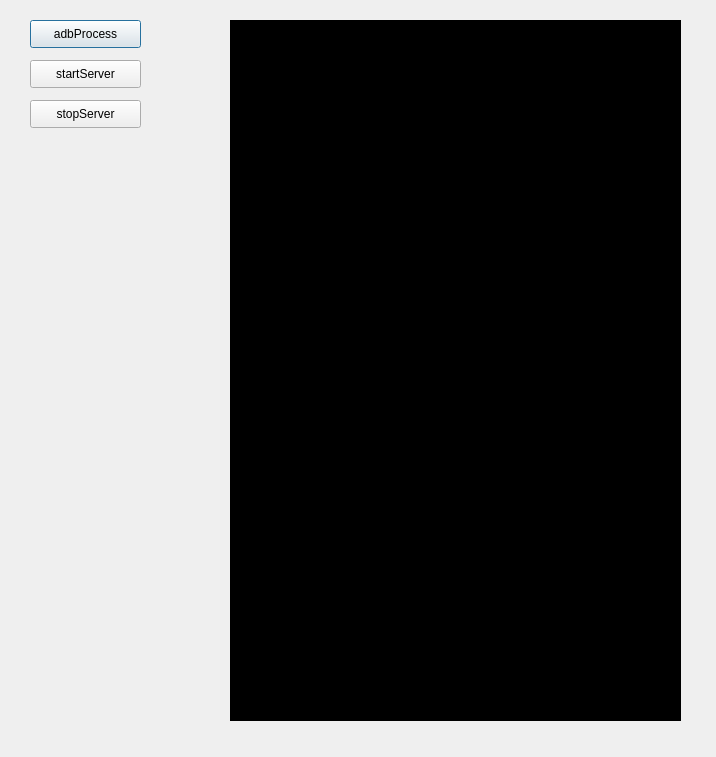
Old version of the form src/dialog.ui in the repository barry-ran/QtScrcpy.
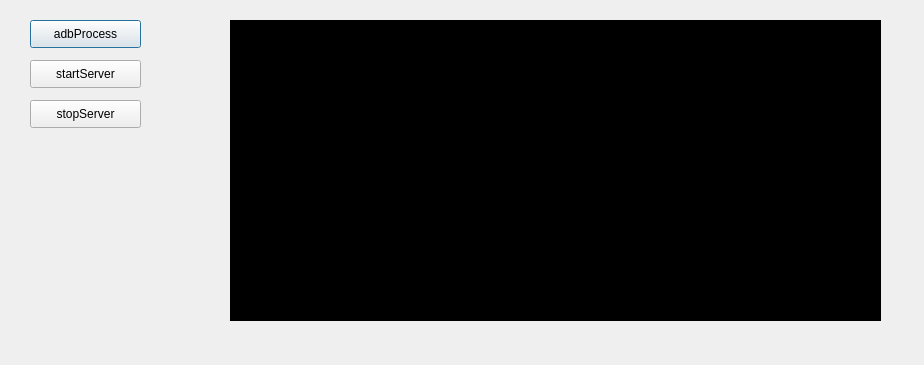
New version of the form.

Diff of the .ui file:
```diff
--- a/src/dialog.ui
+++ b/src/dialog.ui
@@ -6,8 +6,8 @@
    <rect>
     <x>0</x>
     <y>0</y>
-    <width>716</width>
-    <height>757</height>
+    <width>924</width>
+    <height>365</height>
    </rect>
   </property>
   <property name="windowTitle">
@@ -57,8 +57,8 @@
     <rect>
      <x>230</x>
      <y>20</y>
-     <width>451</width>
-     <height>701</height>
+     <width>651</width>
+     <height>301</height>
     </rect>
    </property>
    <property name="styleSheet">
```
